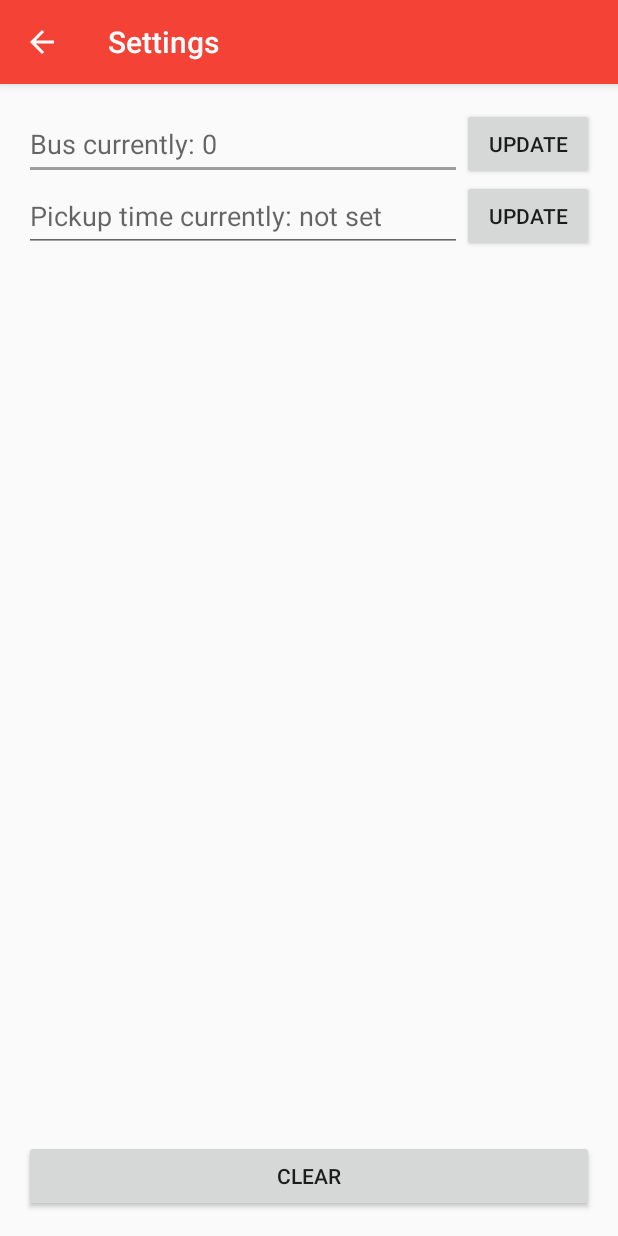
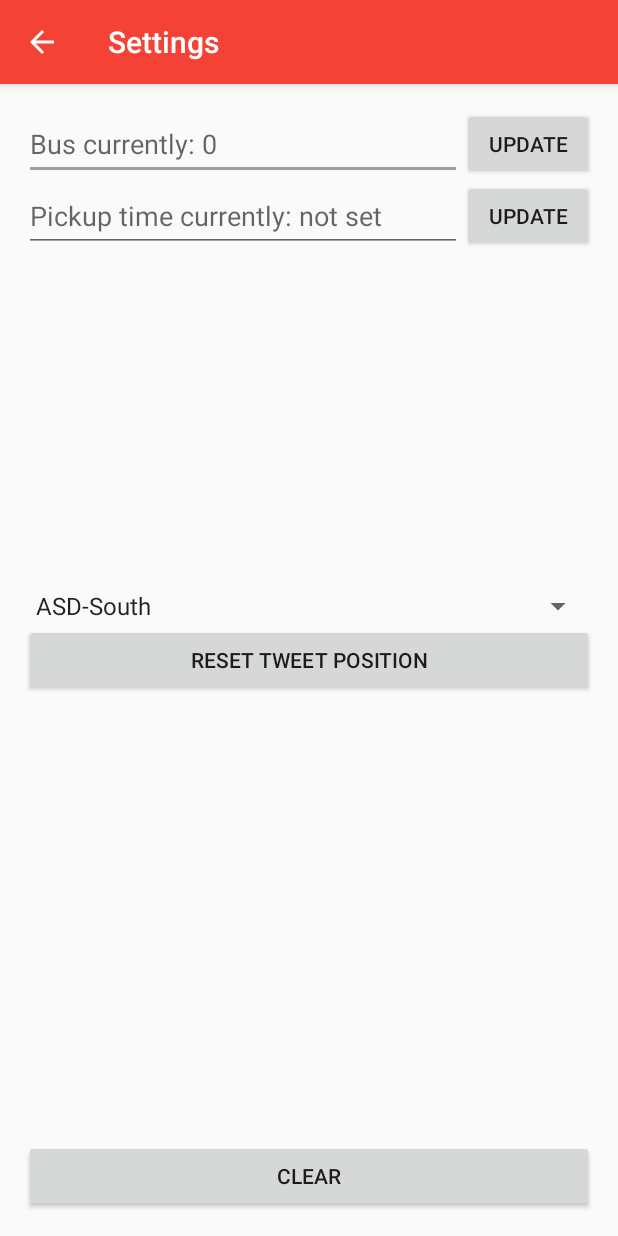
Before and after one commit to C0D3H0UND5/SnowDay, an Android app: the MainActivity screen opened directly, with no data from a screen before it, after a tap on "Settings", on a phone screen of 412 x 824 dp. Run offline under Robolectric (Android 15) with nearby library versions, the phone set to English and light mode, and no system bars; 3 other taps on this screen came first.

Commit message:
Improved twitter searching to only pull new tweets. Added expected pickup time to main screen information

```diff
--- a/app/src/main/java/ca/sjhigh/snowday/MainActivity.java
+++ b/app/src/main/java/ca/sjhigh/snowday/MainActivity.java
@@ -20,6 +20,7 @@ public class MainActivity extends AppCompatActivity {
 
     /** Logic variables **/
     private String user;
+    private long tweetId;
     // I want to have the app store all of the delays for the current day in a database. It will
     // delete all entries at the end of the day or individually if there is a correction tweet
     private DatabaseHelper myDatabase;
@@ -34,6 +35,9 @@ public class MainActivity extends AppCompatActivity {
         setContentView(R.layout.activity_main);
 
         user = "ASD_South";
+        // user = "ASD_West";
+        // ASD-W structures their tweets differently so in order to support that this would require
+        // a filter overhaul
         myDatabase = new DatabaseHelper(MainActivity.this);
 
         // Prepare shared preferences
@@ -46,8 +50,11 @@ public class MainActivity extends AppCompatActivity {
 
         int busNumber = preferences.getInt("key_busNumber", 0);
         String pickupTime = preferences.getString("key_pickupTime", "not set");
-        userInfo.setText("Current bus: " + ((busNumber == 0)? "not set" : busNumber) +
-                        "\n\nCurrent pickup time: " + pickupTime);
+        userInfo.setText(
+                "Current bus: " + ((busNumber == 0)? "not set" : busNumber) +
+                "\n\nCurrent pickup time: " + pickupTime + "\n\nExpected pickup time: " +
+                (pickupTime.equals("not set")? "not availabale" :
+                TwitterHelper.addTime(pickupTime, myDatabase.retrieveDelay(busNumber).getDelay())));
 
         /** Add click listeners **/
         viewDelays.setOnClickListener(new View.OnClickListener(){
@@ -77,8 +84,11 @@ public class MainActivity extends AppCompatActivity {
         preferences = getSharedPreferences(PREFERENCES_FILE_NAME, MODE_PRIVATE);
         int busNumber = preferences.getInt("key_busNumber", 0);
         String pickupTime = preferences.getString("key_pickupTime", "not set");
-        userInfo.setText("Current bus: " + ((busNumber == 0)? "not set" : busNumber) +
-                "\n\nCurrent pickup time: " + pickupTime);
+        userInfo.setText(
+                "Current bus: " + ((busNumber == 0)? "not set" : busNumber) +
+                "\n\nCurrent pickup time: " + pickupTime + "\n\nExpected pickup time: " +
+                (pickupTime.equals("not set")? "not availabale" :
+                TwitterHelper.addTime(pickupTime, myDatabase.retrieveDelay(busNumber).getDelay())));
     }
 
     @Override
@@ -95,7 +105,8 @@ public class MainActivity extends AppCompatActivity {
     public boolean onOptionsItemSelected(MenuItem item){
         switch(item.getItemId()){
             case R.id.refresh_main_action:
-                new GetTweetsAsync(MainActivity.this, myDatabase).execute(user);
+                new GetTweetsAsync(MainActivity.this, myDatabase, preferences).execute(user);
+                userInfo.setText(String.valueOf(preferences.getLong("key_tweetId", 1)));
                 return true;
             case R.id.settings_main_action:
                 Intent settings = new Intent(MainActivity.this, Settings.class);
--- a/app/src/main/java/ca/sjhigh/snowday/Settings.java
+++ b/app/src/main/java/ca/sjhigh/snowday/Settings.java
@@ -15,6 +15,7 @@ public class Settings extends AppCompatActivity {
     private Button getBus;
     private Button getPickup;
     private Button clearPreferences;
+    private Button resetTweet;
 
     /** Logic variables **/
     private int busNumber;
@@ -38,6 +39,7 @@ public class Settings extends AppCompatActivity {
         getBus = (Button)findViewById(R.id.bus_settings_button);
         getPickup = (Button)findViewById(R.id.pickup_settings_button);
         clearPreferences = (Button)findViewById(R.id.clear_settings_button);
+        resetTweet = (Button)findViewById(R.id.reset_settings_button);
 
         bus.setHint("Bus currently: " + preferences.getInt("key_busNumber", 0));
         pickup.setHint("Pickup time currently: " + preferences.getString("key_pickupTime", "not set"));
@@ -76,5 +78,12 @@ public class Settings extends AppCompatActivity {
                 pickup.setHint("Pickup time currently not set");
             }
         });
+        resetTweet.setOnClickListener(new View.OnClickListener(){
+            @Override
+            public void onClick(View view){
+                editor.remove("key_tweetId");
+                editor.apply();
+            }
+        });
     }
 }
--- a/app/src/main/java/ca/sjhigh/snowday/TwitterHelper.java
+++ b/app/src/main/java/ca/sjhigh/snowday/TwitterHelper.java
@@ -27,7 +27,7 @@
      * @param delay The time in minutes that the bus is delayed
      * @return The new arrival time of the bus
      */
-    private static String addTime(String time, int delay){
+    public static String addTime(String time, int delay){
         String[] split = time.split(":");
         int hour = Integer.valueOf(split[0]);
         int minute = Integer.valueOf(split[1]);
--- a/app/src/main/res/layout/activity_settings.xml
+++ b/app/src/main/res/layout/activity_settings.xml
@@ -59,4 +59,21 @@
         android:layout_alignParentBottom="true"
         android:layout_alignParentStart="true"
         android:layout_alignParentEnd="true" />
+
+    <Button
+        android:text="Reset tweet position"
+        android:layout_width="wrap_content"
+        android:layout_height="wrap_content"
+        android:layout_centerVertical="true"
+        android:id="@+id/reset_settings_button"
+        android:layout_alignParentStart="true"
+        android:layout_alignParentEnd="true" />
+
+    <Spinner
+        android:layout_width="match_parent"
+        android:layout_height="wrap_content"
+        android:id="@+id/district_settings_spinner"
+        android:layout_above="@+id/reset_settings_button"
+        android:layout_alignParentStart="true"
+        android:entries="@array/district_array" />
 </RelativeLayout>
--- a/app/src/main/res/values/strings.xml
+++ b/app/src/main/res/values/strings.xml
@@ -2,16 +2,22 @@
     <!-- UI strings -->
     <string name="app_name">Snow Day</string>
     <string name="label">Label</string>
-    <string name="get_tweets_button">Gather tweets from ASD_South</string>
+    <string-array name="district_array">
+        <item>ASD-South</item>
+        <item>ASD-West</item>
+        <item>Others to be added</item>
+    </string-array>
+    <!-- Activity titles-->
+    <string name="title_closures">Current Closures</string>
+    <string name="title_delays">Current Delays</string>
+    <string name="title_settings">Settings</string>
+    <!-- Buttons -->
+    <string name="get_tweets_button">Gather tweets</string>
     <string name="view_delays_button">View Delays</string>
     <string name="view_closures_button">View Closures</string>
     <string name="clear_button">Clear</string>
     <string name="delete_all_button">Delete All</string>
-    <string name="title_delays">Current Delays</string>
-    <string name="title_closures">Current Closures</string>
-    <string name="title_settings">Settings</string>
     <string name="update_button">Update</string>
-    <string name="action_refresh">Refresh</string>
     <!-- Art credit -->
     <string name="credit_greyhound">Credit: Amy Dai</string>
     <!-- Twitter configuration -->
@@ -22,9 +28,4 @@
     <string name="success">Tweets successfully gathered</string>
     <string name="error">Error while searching tweets</string>
     <string name="searching">Searching tweets…</string>
-    <!-- I have no use for a string array yet but I want to keep the syntax in case I do down the road -->
-    <string-array name="test">
-        <item></item>
-        <item></item>
-    </string-array>
 </resources>
```
Also changed, not shown: app/src/main/java/ca/sjhigh/snowday/GetTweetsAsync.java (+18 -3 lines), app/src/main/res/layout/activity_main.xml (+11 -11 lines), 1 other file.
